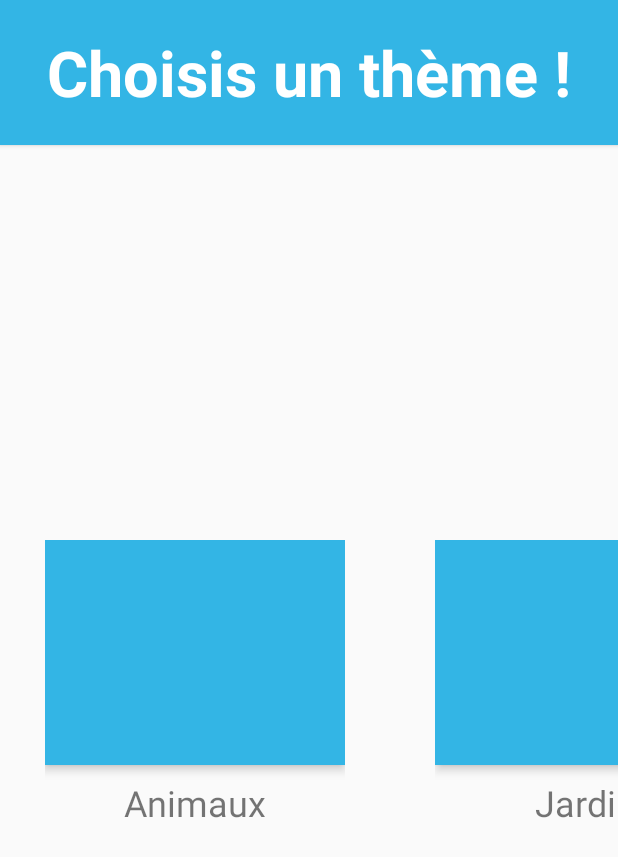
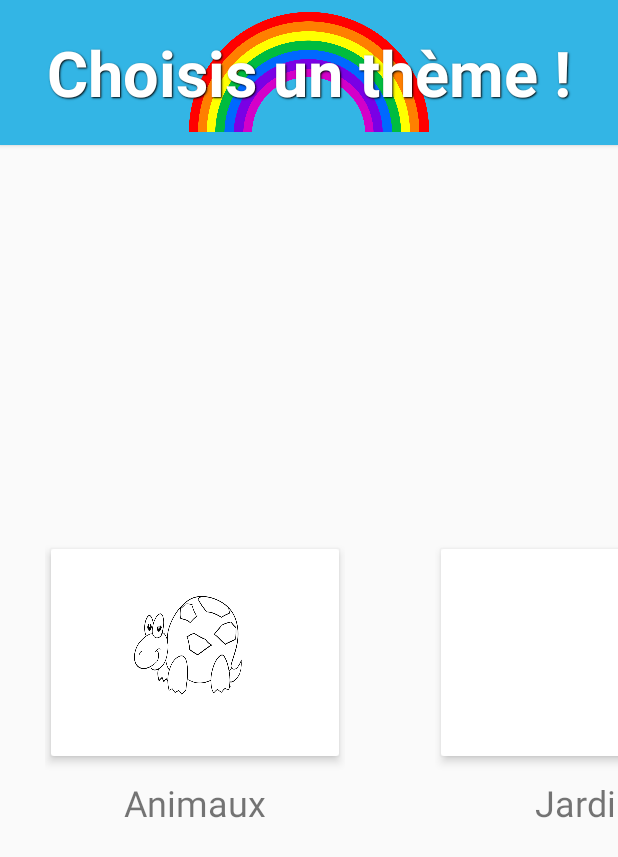
Before and after one commit to FailleurFox/Arc-en-ciel, an Android app: the CategorySelectorActivity screen opened directly, with no data from a screen before it, on a phone screen of 412 x 824 dp. Shown: the top 857 px of the screen. Run offline under Robolectric (Android 15) with nearby library versions, the phone set to English and light mode, and no system bars.

Commit message:
Ajout de dessins

```diff
--- a/app/src/main/java/fr/polytech/si5/arc_en_ciel/CategorySelectorActivity.java
+++ b/app/src/main/java/fr/polytech/si5/arc_en_ciel/CategorySelectorActivity.java
@@ -7,6 +7,7 @@ import android.os.Bundle;
 import android.view.Menu;
 import android.view.MenuItem;
 import android.view.View;
+import android.widget.ImageButton;
 import android.widget.TextView;
 
 
@@ -19,6 +20,31 @@ public class CategorySelectorActivity extends Activity {
         setContentView(R.layout.activity_category_selector);
 
         mode = (Mode)getIntent().getSerializableExtra("mode");
+
+        ImageButton imageAnimals = (ImageButton) findViewById(R.id.image_animals);
+        ImageButton imageGarden = (ImageButton) findViewById(R.id.image_garden);
+        ImageButton imageSeasons = (ImageButton) findViewById(R.id.image_seasons);
+
+        imageAnimals.setOnClickListener(new View.OnClickListener() {
+            @Override
+            public void onClick(View v) {
+                selectAnimals(v);
+            }
+        });
+
+        imageGarden.setOnClickListener(new View.OnClickListener() {
+            @Override
+            public void onClick(View v) {
+                selectGarden(v);
+            }
+        });
+
+        imageSeasons.setOnClickListener(new View.OnClickListener() {
+            @Override
+            public void onClick(View v) {
+                selectSeasons(v);
+            }
+        });
 
         ((TextView)findViewById(R.id.header_text)).setText("Choisis un thème !");
     }
--- a/app/src/main/res/layout/activity_category_selector.xml
+++ b/app/src/main/res/layout/activity_category_selector.xml
@@ -20,14 +20,15 @@
                 android:orientation="vertical"
                 android:layout_width="200dp"
                 android:layout_height="200dp"
-                android:layout_margin="30dp"
-                android:onClick="selectAnimals">
+                android:layout_margin="30dp">
 
-                <ImageView
+                <ImageButton
+                    android:id="@+id/image_animals"
                     android:layout_width="match_parent"
                     android:layout_height="150dp"
-                    android:background="@color/blue"
-                    android:padding="1dp"
+                    android:backgroundTint="@color/white"
+                    android:src="@drawable/tortue"
+                    android:scaleType="fitXY"
                     android:elevation="4dp"/>
 
                 <TextView
@@ -42,15 +43,14 @@
                 android:orientation="vertical"
                 android:layout_width="200dp"
                 android:layout_height="200dp"
-                android:layout_margin="30dp"
-                android:onClick="selectGarden">
+                android:layout_margin="30dp">
 
-                <ImageView
+                <ImageButton
+                    android:id="@+id/image_garden"
                     android:layout_width="match_parent"
                     android:layout_height="150dp"
-                    android:background="@color/blue"
-                    android:padding="1dp"
-                    android:elevation="4dp" />
+                    android:backgroundTint="@color/white"
+                    android:elevation="4dp"/>
 
                 <TextView
                     android:text="Jardin"
@@ -64,15 +64,14 @@
                 android:orientation="vertical"
                 android:layout_width="200dp"
                 android:layout_height="200dp"
-                android:layout_margin="30dp"
-                android:onClick="selectSeasons">
+                android:layout_margin="30dp">
 
-                <ImageView
+                <ImageButton
+                    android:id="@+id/image_seasons"
                     android:layout_width="match_parent"
                     android:layout_height="150dp"
-                    android:background="@color/blue"
-                    android:padding="1dp"
-                    android:elevation="4dp" />
+                    android:backgroundTint="@color/white"
+                    android:elevation="4dp"/>
 
                 <TextView
                     android:text="Saisons"
--- a/app/src/main/res/layout/drawing_component.xml
+++ b/app/src/main/res/layout/drawing_component.xml
@@ -4,13 +4,12 @@
     android:layout_width="200dp"
     android:layout_height="200dp"
     android:layout_margin="10dp">
-    <ImageView
+    <ImageButton
         android:id="@+id/drawing_thumbnail"
         android:layout_width="match_parent"
         android:layout_height="150dp"
         android:scaleType="fitXY"
-        android:background="@color/blue"
-        android:padding="1dp"
+        android:backgroundTint="@color/white"
         android:elevation="4dp"/>
     <TextView
         android:id="@+id/drawing_name"
--- a/app/src/main/res/layout/header.xml
+++ b/app/src/main/res/layout/header.xml
@@ -3,18 +3,33 @@
 <LinearLayout xmlns:android="http://schemas.android.com/apk/res/android"
     android:layout_width="match_parent"
     android:layout_height="wrap_content"
-    android:paddingTop="20dp"
-    android:paddingBottom="20dp"
     android:background="@color/blue"
     android:elevation="2dp">
 
+    <RelativeLayout
+        android:layout_width="match_parent"
+        android:layout_height="wrap_content">
+
+        <ImageView
+            android:layout_width="match_parent"
+            android:layout_height="84dp"
+            android:src="@drawable/rainbow"
+            android:layout_centerInParent="true"/>
+
     <TextView
+        android:paddingTop="20dp"
+        android:paddingBottom="20dp"
         android:id="@+id/header_text"
         android:layout_width="match_parent"
-        android:layout_height="match_parent"
+        android:layout_height="wrap_content"
         android:gravity="center"
         android:textColor="@color/white"
         android:textStyle="bold"
-        android:textSize="42dp" />
+        android:textSize="42dp"
+        android:shadowColor="#000000"
+        android:shadowDx="1"
+        android:shadowDy="1"
+        android:shadowRadius="1"/>
+    </RelativeLayout>
 
 </LinearLayout>
```
Also changed, not shown: app/src/main/java/fr/polytech/si5/arc_en_ciel/DrawingSelectorActivity.java (+16 -9 lines), app/src/main/java/fr/polytech/si5/arc_en_ciel/FillDrawingsGridAdapter.java (+11 -8 lines), app/src/main/res/drawable-hdpi/ic_launcher.png (deleted), app/src/main/res/drawable-mdpi/ic_launcher.png (deleted), app/src/main/res/drawable-xhdpi/ic_launcher.png (deleted), app/src/main/res/drawable-xxhdpi/ic_launcher.png (deleted), app/src/main/res/drawable/girafe.png (added), app/src/main/res/drawable/ic_launcher.png, app/src/main/res/drawable/poisson.png (added), app/src/main/res/drawable/rainbow.png (added), app/src/main/res/drawable/tortue.png (added).
